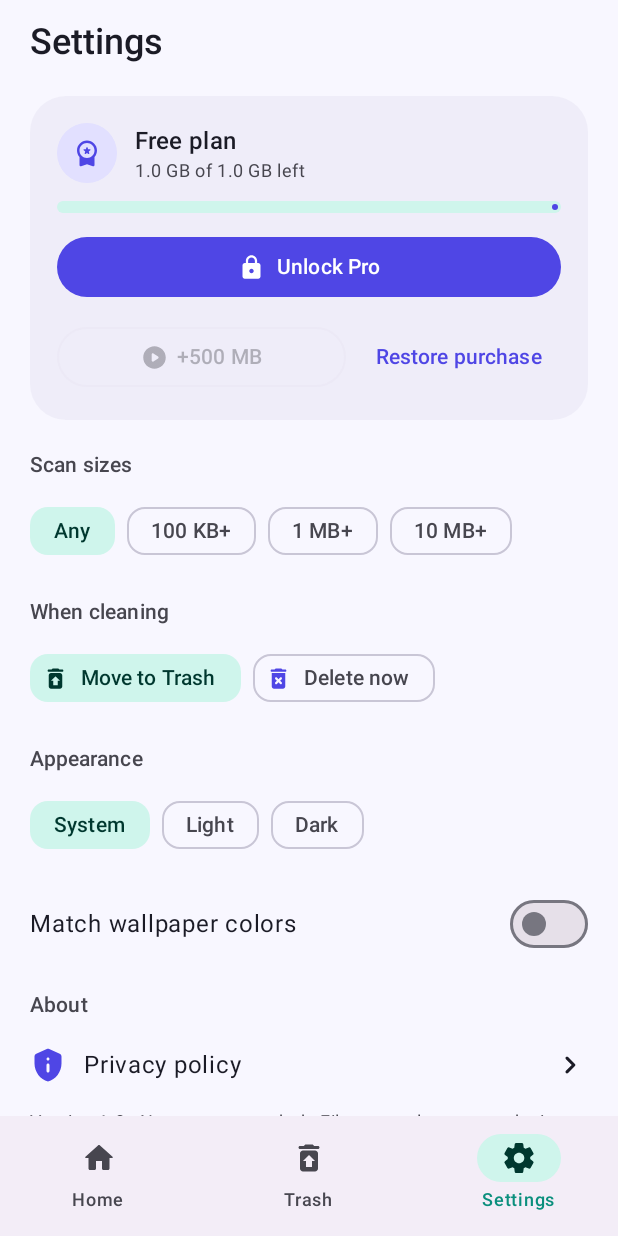
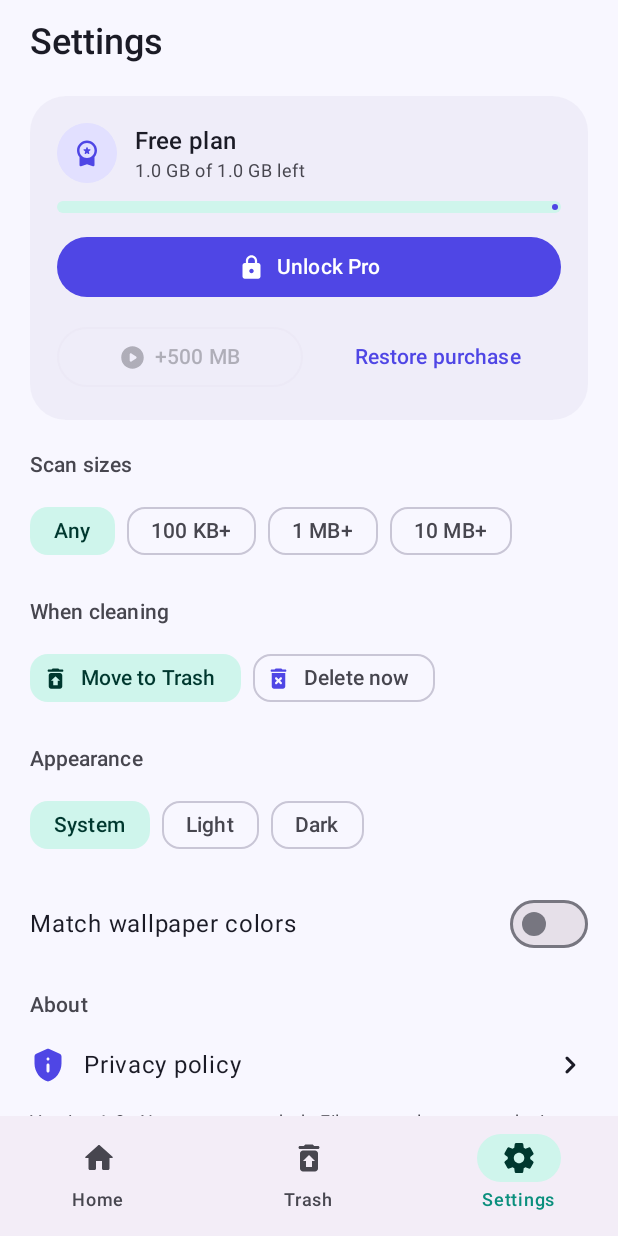
Before and after one commit to dpjha84/DuplicateCleaner.android, an Android app built with Jetpack Compose: the screen it shows after launch (MainActivity), item 3 of the bottom bar chosen, on a phone screen of 412 x 824 dp. Run offline under Robolectric (Android 15) with nearby library versions, the phone set to English and light mode, and no system bars; our stand-ins replace AdMob; libraries missing offline, so code that uses them is left out: coil.decode, com.android.billingclient; 3 statements that could not run were skipped.

Commit message:
Update Duplicate Cleaner app

```diff
--- a/app/src/main/java/com/example/duplicatecleaner/ui/Components.kt
+++ b/app/src/main/java/com/example/duplicatecleaner/ui/Components.kt
@@ -2,6 +2,7 @@ package com.example.duplicatecleaner.ui
 
 import androidx.compose.foundation.Image
 import androidx.compose.foundation.background
+import androidx.compose.foundation.border
 import androidx.compose.foundation.clickable
 import androidx.compose.foundation.layout.Arrangement
 import androidx.compose.foundation.layout.Box
@@ -198,7 +199,10 @@ fun SectionTitle(text: String, modifier: Modifier = Modifier) {
 @Composable
 fun AppMark(size: Dp, modifier: Modifier = Modifier) {
     Box(
-        modifier.size(size).clip(RoundedCornerShape(size * 0.28f)),
+        modifier
+            .size(size)
+            .clip(RoundedCornerShape(size * 0.28f))
+            .border(1.5.dp, Color.White.copy(alpha = 0.55f), RoundedCornerShape(size * 0.28f)),
         contentAlignment = Alignment.Center
     ) {
         Image(painterResource(R.drawable.ic_launcher_background), null, Modifier.fillMaxSize())
@@ -227,13 +231,16 @@ fun StatCard(value: String, label: String, icon: ImageVector, modifier: Modifier
         modifier,
         colors = CardDefaults.cardColors(containerColor = MaterialTheme.colorScheme.surfaceVariant.copy(alpha = 0.6f))
     ) {
-        Row(Modifier.padding(14.dp), verticalAlignment = Alignment.CenterVertically) {
+        Column(Modifier.fillMaxWidth().padding(16.dp)) {
             IconCircle(icon, size = 38.dp)
-            Spacer(Modifier.width(12.dp))
-            Column {
-                Text(value, style = MaterialTheme.typography.titleMedium)
-                Text(label, style = MaterialTheme.typography.labelSmall, color = MaterialTheme.colorScheme.onSurfaceVariant)
-            }
+            Spacer(Modifier.height(12.dp))
+            Text(value, style = MaterialTheme.typography.titleLarge, maxLines = 1)
+            Text(
+                label,
+                style = MaterialTheme.typography.labelMedium,
+                color = MaterialTheme.colorScheme.onSurfaceVariant,
+                maxLines = 1
+            )
         }
     }
 }
--- a/app/src/main/java/com/example/duplicatecleaner/ui/HomeScreen.kt
+++ b/app/src/main/java/com/example/duplicatecleaner/ui/HomeScreen.kt
@@ -48,6 +48,7 @@ import com.example.duplicatecleaner.Tab
 import com.example.duplicatecleaner.UiState
 import com.example.duplicatecleaner.data.FileKind
 import com.example.duplicatecleaner.formatSize
+import com.example.duplicatecleaner.ui.theme.BrandIndigo
 
 @Composable
 fun HomeScreen(state: UiState, vm: MainViewModel, onScan: () -> Unit) {
@@ -80,8 +81,9 @@ fun HomeScreen(state: UiState, vm: MainViewModel, onScan: () -> Unit) {
                     enabled = state.scanKinds.isNotEmpty(),
                     colors = ButtonDefaults.buttonColors(
                         containerColor = Color.White,
-                        contentColor = MaterialTheme.colorScheme.primary,
-                        disabledContainerColor = Color.White.copy(alpha = 0.4f)
+                        contentColor = BrandIndigo,
+                        disabledContainerColor = Color.White.copy(alpha = 0.4f),
+                        disabledContentColor = BrandIndigo.copy(alpha = 0.5f)
                     ),
                     modifier = Modifier.fillMaxWidth().height(52.dp)
                 ) {
--- a/app/src/main/java/com/example/duplicatecleaner/ui/SettingsScreen.kt
+++ b/app/src/main/java/com/example/duplicatecleaner/ui/SettingsScreen.kt
@@ -201,13 +201,15 @@ private fun PlanCard(state: UiState, pro: ProActions) {
                 Spacer(Modifier.width(8.dp))
                 Text(state.proPrice?.let { "Unlock Pro · $it" } ?: "Unlock Pro")
             }
-            Row(horizontalArrangement = Arrangement.spacedBy(8.dp)) {
+            Row(horizontalArrangement = Arrangement.spacedBy(8.dp), verticalAlignment = Alignment.CenterVertically) {
                 OutlinedButton(onClick = pro.watchAd, enabled = state.rewardReady, modifier = Modifier.weight(1f)) {
                     Icon(Icons.Rounded.PlayCircle, null, Modifier.size(18.dp))
                     Spacer(Modifier.width(6.dp))
-                    Text("+500 MB")
+                    Text("+500 MB", maxLines = 1)
                 }
-                TextButton(onClick = pro.restore) { Text("Restore purchase") }
+                TextButton(onClick = pro.restore, modifier = Modifier.weight(1f)) {
+                    Text("Restore purchase", maxLines = 1)
+                }
             }
         }
     }
--- a/app/src/main/res/values/strings.xml
+++ b/app/src/main/res/values/strings.xml
@@ -1,3 +1,3 @@
 <resources>
-    <string name="app_name">Duplicate Cleaner</string>
+    <string name="app_name">Cloneout</string>
 </resources>
```
Also changed, not shown: 5 other files.
